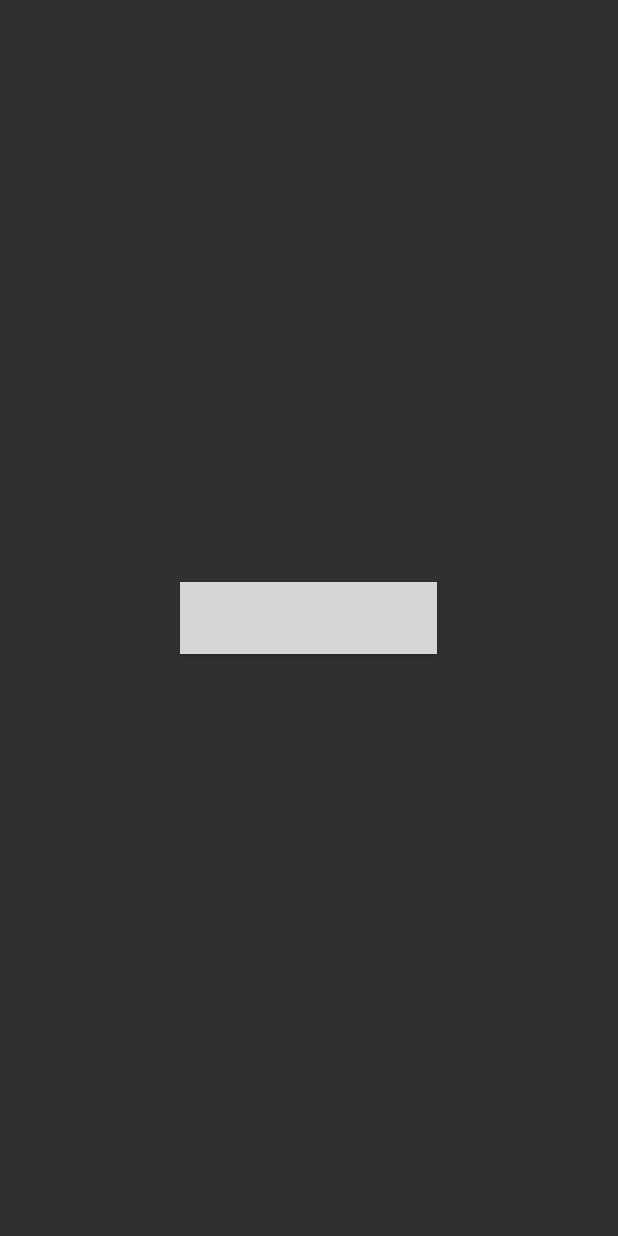
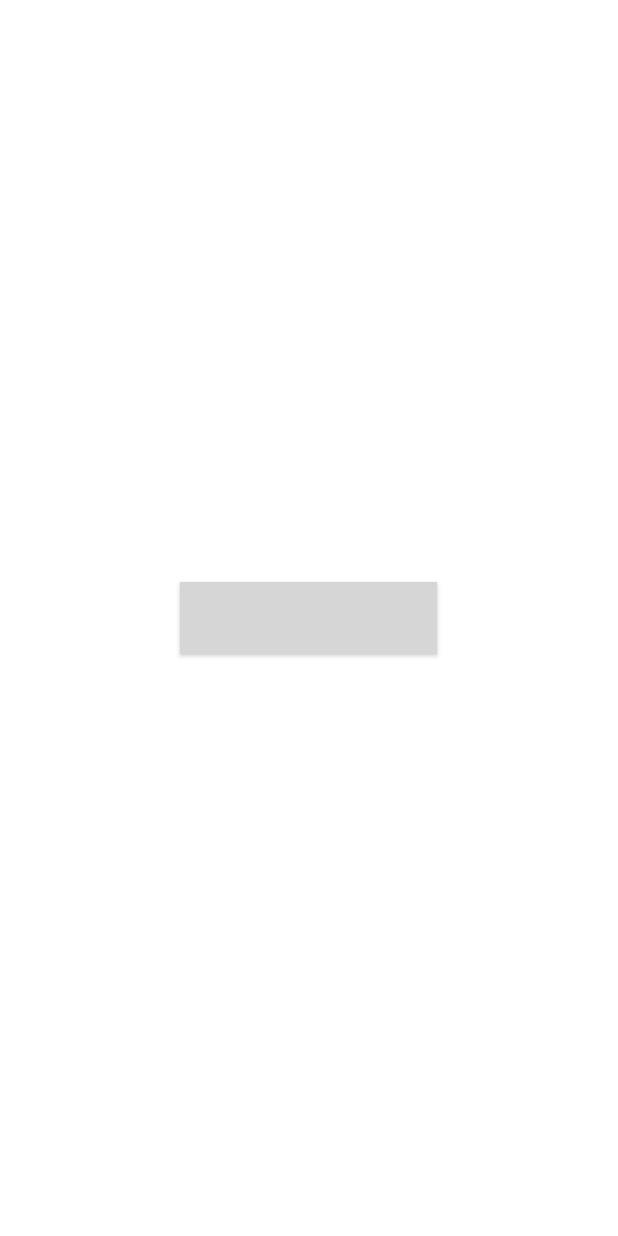
Before and after one commit to afdocherty/Shopple, an Android app: the screen it shows after launch (LoginActivity), on a phone screen of 412 x 824 dp. Run offline under Robolectric (Android 15) with nearby library versions, the phone set to English and light mode, and no system bars; libraries missing offline, so code that uses them is left out: com.parse; 5 statements that could not run were skipped; grey boxes are pictures that could not be loaded.

Commit message:
Changed basic style settings and added onClickListener to add item

```diff
--- a/app/src/main/res/layout/activity_login.xml
+++ b/app/src/main/res/layout/activity_login.xml
@@ -7,13 +7,14 @@
     tools:context="com.example.kathu228.shoplog.Activities.LoginActivity">
 
     <Button
-        android:background="@color/com_facebook_blue"
-        android:text="@string/login_button_message"
         android:id="@+id/login"
         android:layout_width="wrap_content"
         android:layout_height="wrap_content"
+        android:layout_centerHorizontal="true"
         android:layout_centerVertical="true"
-        android:layout_centerHorizontal="true"
-        android:padding="8dp" />
+        android:background="@color/com_facebook_blue"
+        android:padding="8dp"
+        android:text="@string/login_button_message"
+        android:textColor="@android:color/white" />
 
 </RelativeLayout>
--- a/app/src/main/res/layout/item.xml
+++ b/app/src/main/res/layout/item.xml
@@ -1,5 +1,6 @@
 <?xml version="1.0" encoding="utf-8"?>
 <RelativeLayout xmlns:android="http://schemas.android.com/apk/res/android"
+    xmlns:app="http://schemas.android.com/apk/res-auto"
     android:layout_width="match_parent" android:layout_height="match_parent">
 
     <CheckBox
@@ -9,5 +10,6 @@
         android:layout_alignParentEnd="true"
         android:layout_alignParentStart="true"
         android:layout_alignParentTop="true"
-        android:text="Item" />
+        android:text="Item"
+        app:buttonTint="?attr/colorAccent" />
 </RelativeLayout>
--- a/app/src/main/res/values/colors.xml
+++ b/app/src/main/res/values/colors.xml
@@ -1,6 +1,8 @@
 <?xml version="1.0" encoding="utf-8"?>
 <resources>
-    <color name="colorPrimary">#3F51B5</color>
-    <color name="colorPrimaryDark">#303F9F</color>
-    <color name="colorAccent">#FF4081</color>
+    <color name="colorPrimary">#40bcd8</color>
+    <color name="colorPrimaryDark">#225a69</color>
+    <color name="colorAccent">#f49b49</color>
+    <color name="white">#ffffff</color>
+    <color name="black">#000000</color>
 </resources>
--- a/app/src/main/res/values/styles.xml
+++ b/app/src/main/res/values/styles.xml
@@ -6,6 +6,11 @@
         <item name="colorPrimary">@color/colorPrimary</item>
         <item name="colorPrimaryDark">@color/colorPrimaryDark</item>
         <item name="colorAccent">@color/colorAccent</item>
+        <item name="android:background">@color/white</item>
+        <item name="android:windowBackground">@color/white</item>
+        <item name="android:colorBackground">@color/white</item>
+        <item name="android:editTextColor">@color/colorPrimary</item>
+        <item name="android:textColorPrimary">@color/colorPrimary</item>
     </style>
 
 </resources>
```
Also changed, not shown: app/src/main/java/com/example/kathu228/shoplog/Fragments/ItemlistFragment.java (+15 -15 lines).
